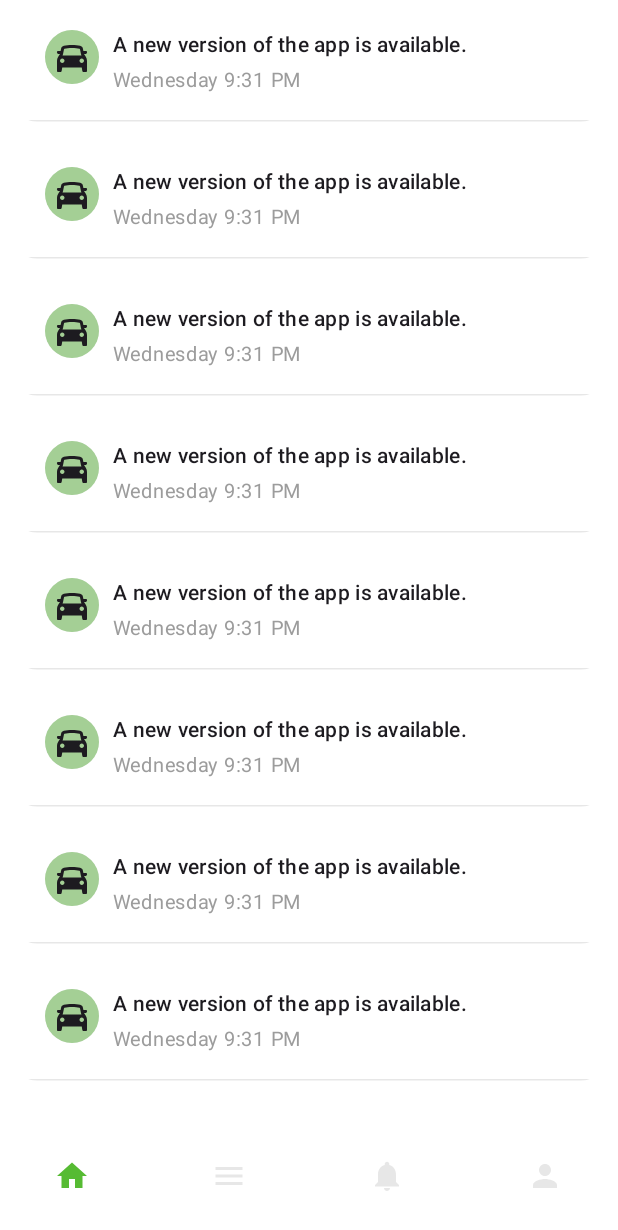
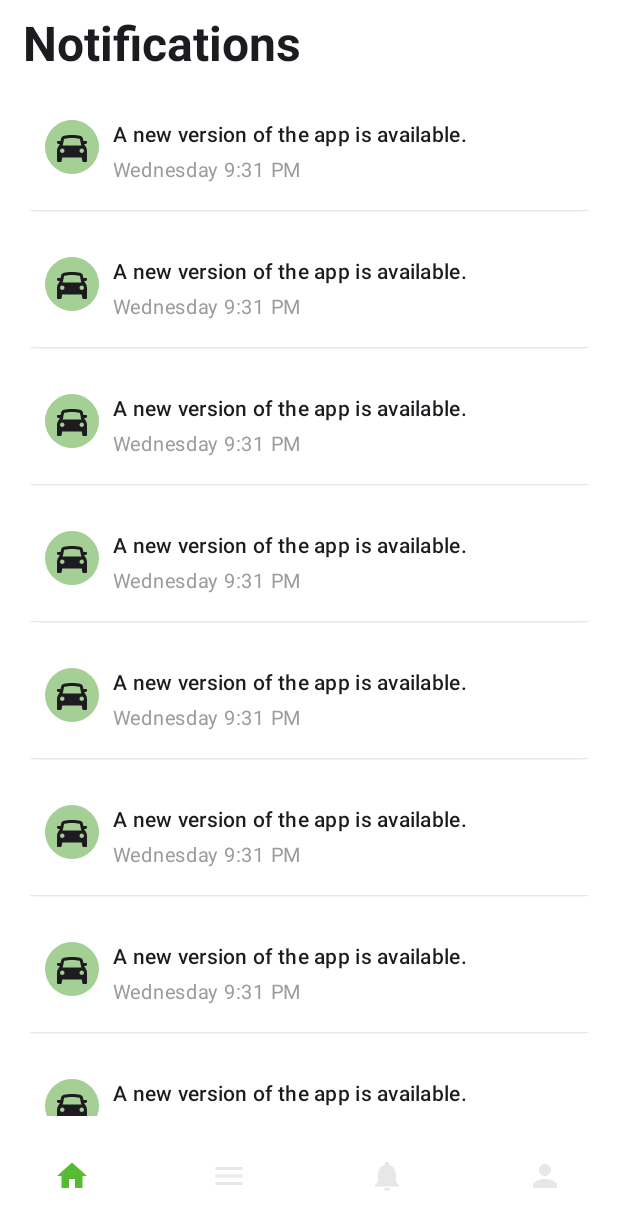
Before and after one commit to shashika-janith/parkit-android, an Android app built with Jetpack Compose: the NotificationsScreen screen opened through its navigation route, on a phone screen of 412 x 824 dp. Shown: the top 1230 px of the screen. Run offline under Robolectric (Android 15) with nearby library versions, the phone set to English and light mode, and no system bars; pictures from the network do not load.

Commit message:
Make UI improvements.

```diff
--- a/app/src/main/java/com/arcee/parkit/presentation/notifications/NotificationsScreen.kt
+++ b/app/src/main/java/com/arcee/parkit/presentation/notifications/NotificationsScreen.kt
@@ -3,15 +3,17 @@ package com.arcee.parkit.presentation.notifications
 import androidx.compose.foundation.background
 import androidx.compose.foundation.layout.Arrangement
 import androidx.compose.foundation.layout.Box
+import androidx.compose.foundation.layout.Column
 import androidx.compose.foundation.layout.fillMaxSize
 import androidx.compose.foundation.layout.padding
 import androidx.compose.foundation.lazy.LazyColumn
-import androidx.compose.foundation.lazy.items
 import androidx.compose.foundation.lazy.itemsIndexed
 import androidx.compose.material3.MaterialTheme
+import androidx.compose.material3.Text
 import androidx.compose.runtime.Composable
 import androidx.compose.ui.Modifier
 import androidx.compose.ui.graphics.Color
+import androidx.compose.ui.text.font.FontWeight
 import androidx.compose.ui.tooling.preview.Preview
 import androidx.compose.ui.unit.dp
 import com.arcee.parkit.presentation.notifications.components.NotificationItem
@@ -24,8 +26,13 @@ fun NotificationsScreen() {
 
     Box(
         modifier = Modifier.background(Color.White)
-
     ) {
+        Column {
+            Text(
+                text = "Notifications",
+                style = MaterialTheme.typography.headlineLarge.merge(fontWeight = FontWeight.Bold),
+                modifier = Modifier.padding(horizontal = 15.dp, vertical = 10.dp)
+            )
             LazyColumn(
                 modifier = Modifier
                     .fillMaxSize()
@@ -38,6 +45,7 @@ fun NotificationsScreen() {
             }
         }
     }
+}
 
 @Preview(showBackground = true)
 @Composable
```
Lines whose indentation alone changed are shown as unchanged.
